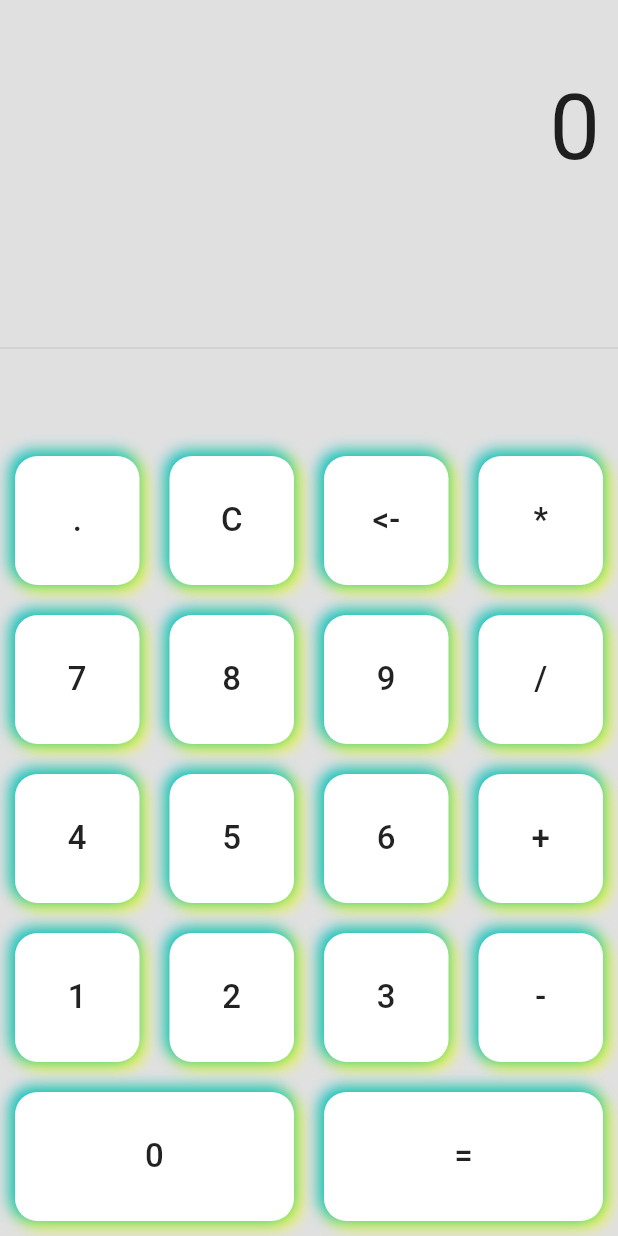
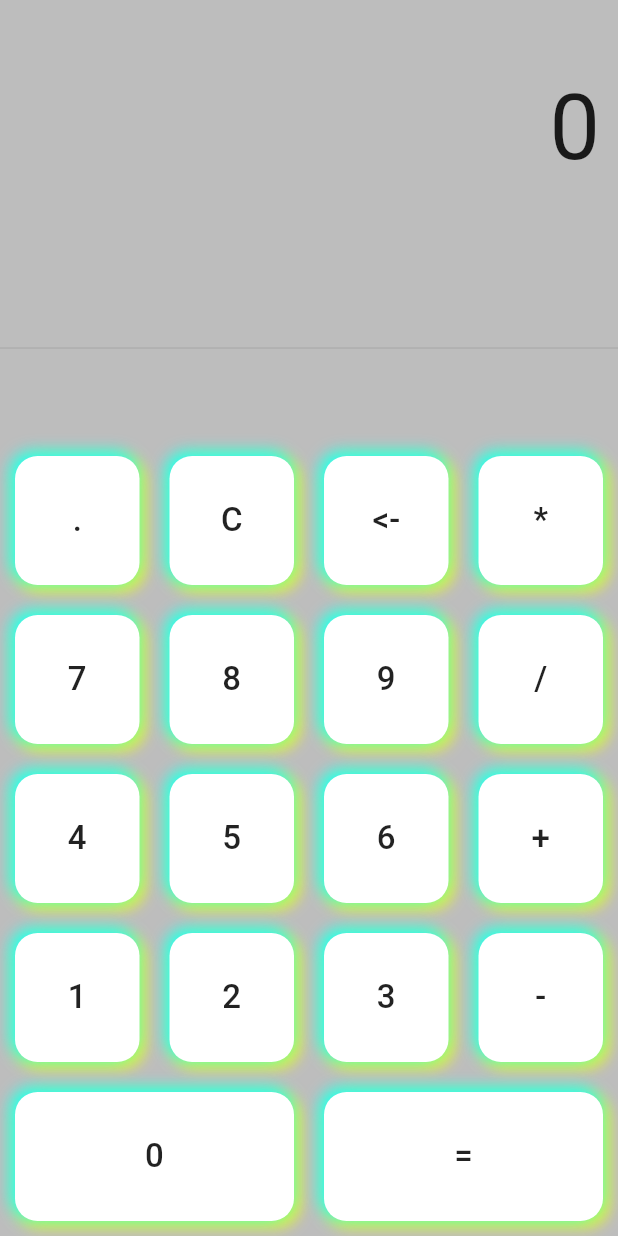
Before and after one commit to BMoreiraa/calculadora, a Flutter app: the screen it shows after launch, on a phone screen of 412 x 824 dp. Run offline on Flutter 3.47's test engine with Material 2 defaults, Android fonts, the phone set to English and light mode, and no system bars.

Commit message:
alteração cor

```diff
--- a/lib/homeapp.dart
+++ b/lib/homeapp.dart
@@ -84,7 +84,7 @@ class _HomeAppState extends State<HomeApp> {
                 blurRadius: 8.0,
                 spreadRadius: 1.0),
             BoxShadow(
-                color: Colors.cyan,
+                color: Colors.cyanAccent,
                 offset: Offset(-2.0, -2.0),
                 blurRadius: 8.0,
                 spreadRadius: 1.0),
@@ -104,7 +104,7 @@ class _HomeAppState extends State<HomeApp> {
   Widget build(BuildContext context) {
     return SafeArea(
       child: Scaffold(
-        backgroundColor: Colors.grey[300],
+        backgroundColor: Colors.black26,
         body: Container(
             child: Column(
           children: <Widget>[
```
